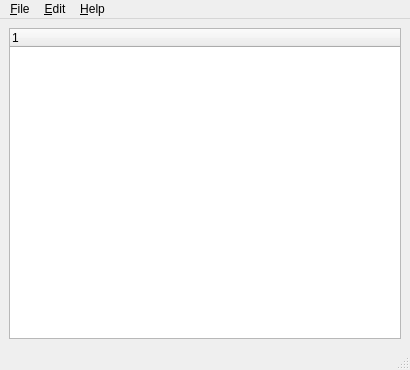
Above: mainwindow.ui from easai/TreeEdit before the change. Below: the same form after it.
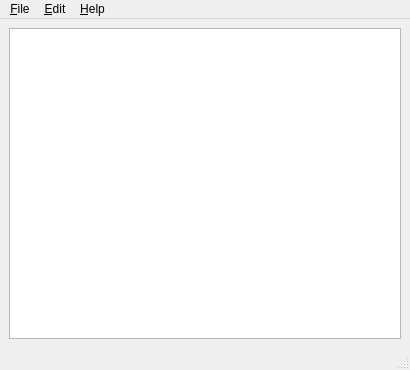
That is the form after the change.

What changed in the file:
```diff
--- a/mainwindow.ui
+++ b/mainwindow.ui
@@ -17,6 +17,9 @@
    <layout class="QVBoxLayout" name="verticalLayout">
     <item>
      <widget class="QTreeWidget" name="treeWidget">
+      <attribute name="headerVisible">
+       <bool>false</bool>
+      </attribute>
       <column>
        <property name="text">
         <string notr="true">1</string>
```
